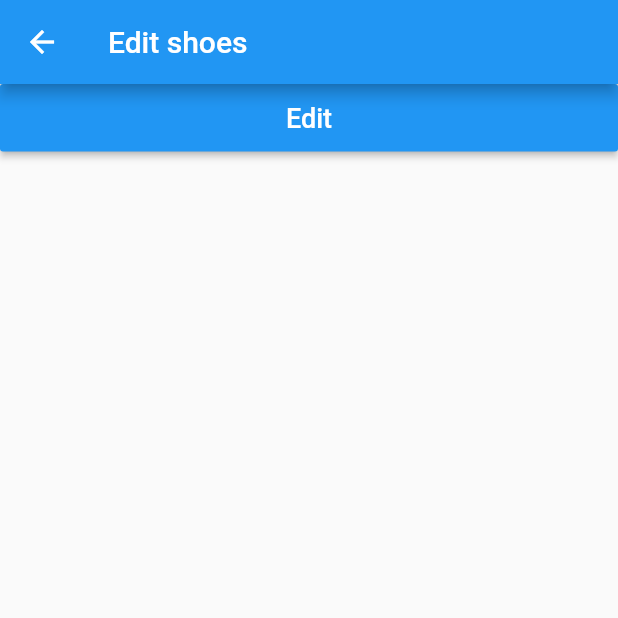
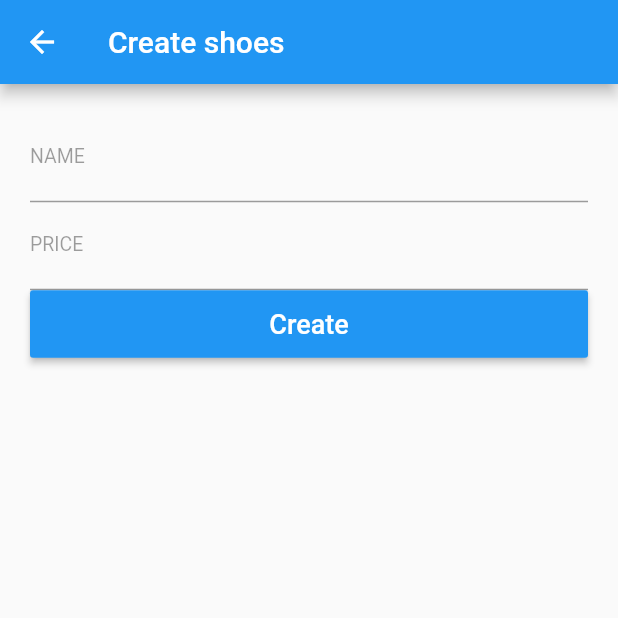
Before and after one commit to DuongQuocHai/flutter-demo, a Flutter app: the ShoesModifyScreen screen opened directly, on a phone screen of 412 x 824 dp, the top half of it. Run offline on Flutter 3.47's test engine with Material 2 defaults, Android fonts, the phone set to English and light mode, and no system bars; our stand-ins replace get_it; network calls fail.

```diff
--- /dev/null
+++ b/lib/src/models/shoe_insert.dart
@@ -0,0 +1,48 @@
+class ShoeInsert {
+  String name;
+  int price;
+  String images;
+  int pricePromotion;
+  String shopInfo;
+  int orderCount;
+  String description;
+  int rating;
+  int totalRated;
+
+  ShoeInsert(
+      {this.name,
+      this.price,
+      this.images,
+      this.pricePromotion,
+      this.shopInfo,
+      this.orderCount,
+      this.description,
+      this.rating,
+      this.totalRated});
+
+  ShoeInsert.fromJson(Map<String, dynamic> json) {
+    name = json['name'];
+    price = json['price'];
+    images = json['images'];
+    pricePromotion = json['price_promotion'];
+    shopInfo = json['shop_info'];
+    orderCount = json['order_count'];
+    description = json['description'];
+    rating = json['rating'];
+    totalRated = json['total_rated'];
+  }
+
+  Map<String, dynamic> toJson() {
+    final Map<String, dynamic> data = new Map<String, dynamic>();
+    data['name'] = this.name;
+    data['price'] = this.price;
+    data['images'] = this.images;
+    data['price_promotion'] = this.pricePromotion;
+    data['shop_info'] = this.shopInfo;
+    data['order_count'] = this.orderCount;
+    data['description'] = this.description;
+    data['rating'] = this.rating;
+    data['total_rated'] = this.totalRated;
+    return data;
+  }
+}
--- a/lib/src/ui/shoes_modify_screen.dart
+++ b/lib/src/ui/shoes_modify_screen.dart
@@ -1,37 +1,94 @@
 import 'package:flutter/material.dart';
+import 'package:flutter_app/src/models/shoes.dart';
+import 'package:flutter_app/src/services/shoes_service.dart';
+import 'package:get_it/get_it.dart';
 
 // ignore: must_be_immutable
-class ShoesModifyScreen extends StatelessWidget {
+class ShoesModifyScreen extends StatefulWidget {
   String shoesId;
 
-  bool get isEditing => shoesId != null;
+  ShoesModifyScreen({Key key, this.shoesId}) : super(key: key);
 
-  ShoesModifyScreen({Key key, this.shoesId}) : super(key: key);
+  @override
+  _ShoesModifyScreenState createState() => _ShoesModifyScreenState();
+}
+
+class _ShoesModifyScreenState extends State<ShoesModifyScreen> {
+  bool get isEditing => widget.shoesId != null;
+  ShoesService get service => GetIt.I<ShoesService>();
+  String errMess;
+  Shoes shoe;
+
+  TextEditingController _nameController = new TextEditingController();
+  TextEditingController _priceController = new TextEditingController();
+
+  bool _isLoading = false;
+  @override
+  void initState() {
+    if (isEditing) {
+      setState(() {
+        _isLoading = true;
+      });
+      service.getDetailShoe(widget.shoesId).then((res) {
+        setState(() {
+          _isLoading = false;
+        });
+        if (res.error) {
+          errMess = res.errorMessage ?? 'An err occurred';
+        }
+        shoe = res.data;
+        _nameController.text = shoe.name;
+        _priceController.text = shoe.price.toString();
+      });
+    }
+    super.initState();
+  }
 
   @override
   Widget build(BuildContext context) {
     return Scaffold(
       appBar: AppBar(
-        title: Text(isEditing ? 'Create shoes' : "Edit shoes"),
+        title: Text(isEditing ? 'Edit shoes' : "Create shoes"),
       ),
-      body: Column(
+      body: _isLoading
+          ? Center(child: CircularProgressIndicator())
+          : Padding(
+              padding: const EdgeInsets.all(20.0),
+              child: Column(
                 children: [
+                  TextField(
+                    style: TextStyle(fontSize: 18, color: Colors.black),
+                    controller: _nameController,
+                    decoration: InputDecoration(
+                        labelText: "NAME",
+                        labelStyle:
+                            TextStyle(color: Colors.black38, fontSize: 13)),
+                  ),
+                  TextField(
+                    style: TextStyle(fontSize: 18, color: Colors.black),
+                    controller: _priceController,
+                    decoration: InputDecoration(
+                        labelText: "PRICE",
+                        labelStyle:
+                            TextStyle(color: Colors.black38, fontSize: 13)),
+                  ),
                   SizedBox(
                     width: double.infinity,
                     height: 45,
                     child: RaisedButton(
                       color: isEditing ? Colors.deepOrange : Colors.blue,
                       onPressed: () {
-                Navigator.of(context).pop();
+                        if (isEditing) Navigator.of(context).pop();
                       },
                       child: Text(
-                isEditing ? 'Create' : "Edit",
+                        isEditing ? 'Edit' : "Create",
                         style: TextStyle(color: Colors.white, fontSize: 18),
                       ),
                     ),
                   )
                 ],
               ),
+            ),
     );
   }
 }
--- a/lib/src/widgets/item_shoes.dart
+++ b/lib/src/widgets/item_shoes.dart
@@ -1,14 +1,14 @@
 import 'package:flutter/cupertino.dart';
 import 'package:flutter/material.dart';
-import 'package:flutter_app/src/models/shoes.dart';
 import 'package:flutter_app/src/ui/shoes_modify_screen.dart';
 
-class ItemShose extends StatelessWidget {
+// ignore: must_be_immutable
+class ItemShoes extends StatelessWidget {
   String title;
   String urlImage;
   String id;
 
-  ItemShose({Key key, this.title, this.urlImage, this.id}) : super(key: key);
+  ItemShoes({Key key, this.title, this.urlImage, this.id}) : super(key: key);
 
   @override
   Widget build(BuildContext context) {
```
Also changed, not shown: lib/src/services/shoes_service.dart (+45 -21 lines), lib/src/ui/home_screen.dart (+14 -5 lines), 1 other file. Lines whose indentation alone changed are shown as unchanged.
